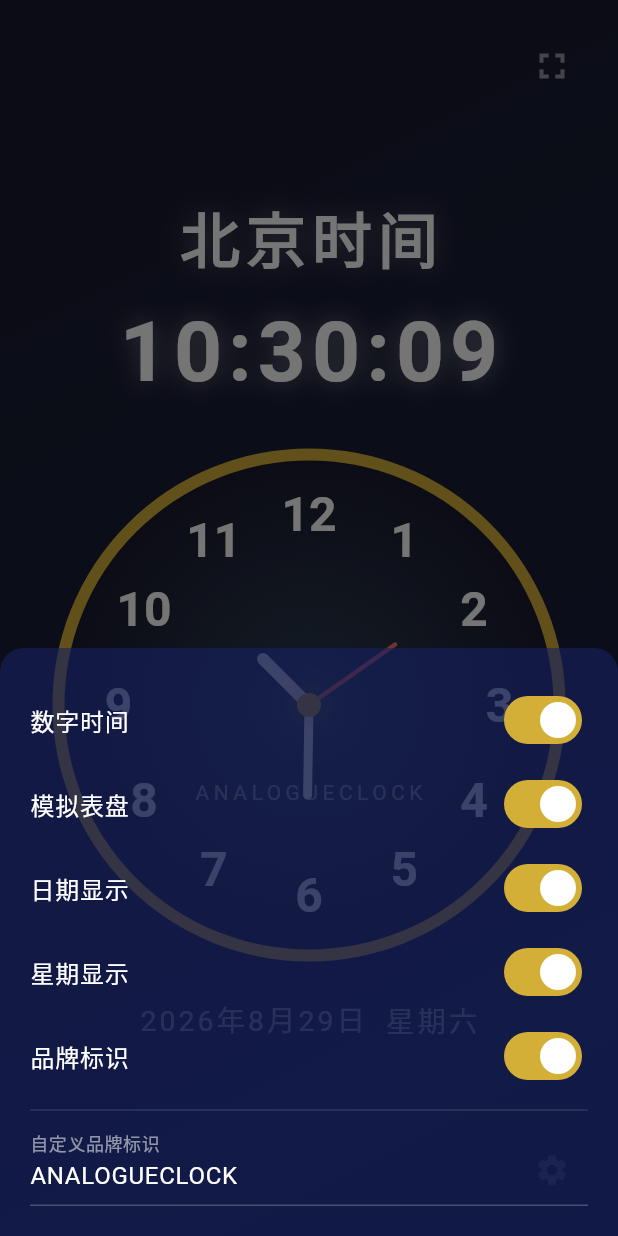
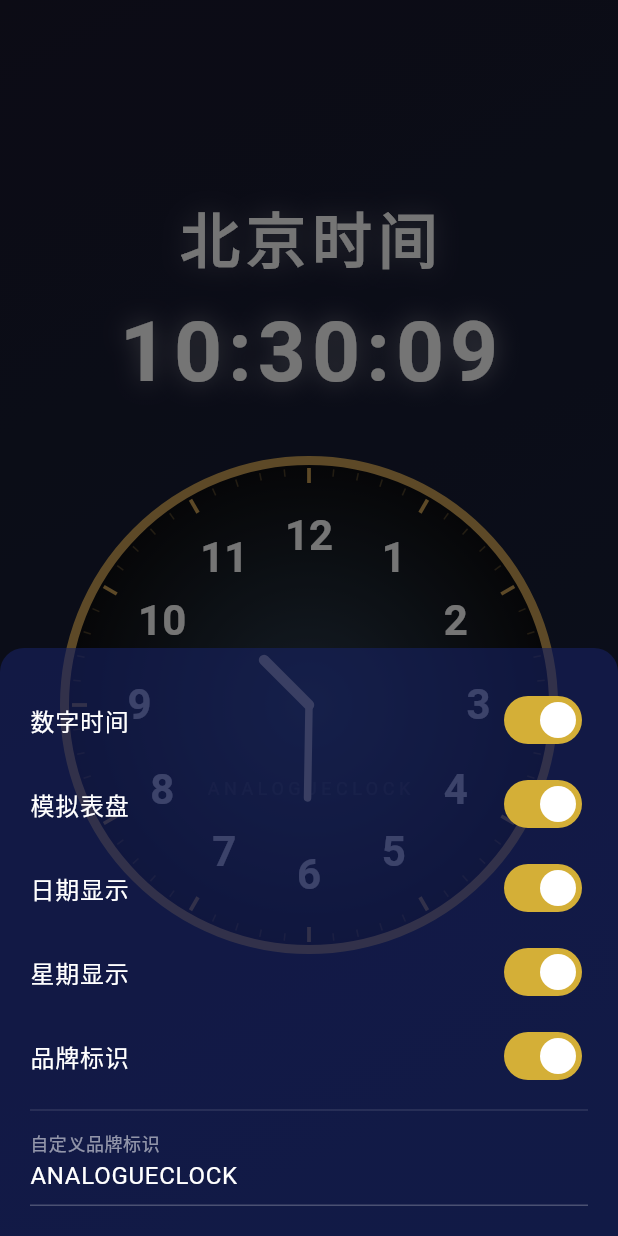
Before and after one commit to abai569/abaiclock, a Flutter app: the screen it shows after launch, after a tap on the "settings" icon, on a phone screen of 412 x 824 dp. Run offline on Flutter 3.47's test engine with Material 3 defaults, Android fonts, the phone set to English and light mode, and no system bars; statements that could not run were skipped.

Commit message:
sync clock face style from clock.html: 60 ticks, 6px border, thin second hand with tip dot

```diff
--- a/lib/main.dart
+++ b/lib/main.dart
@@ -163,18 +163,6 @@
                 ),
               ),
 
-              // 全屏按钮
-              Positioned(
-                top: 20,
-                right: 20,
-                child: IconButton(
-                  icon: const Icon(Icons.fullscreen, color: Colors.white54, size: 28),
-                  onPressed: () {
-                    SystemChrome.setEnabledSystemUIMode(SystemUiMode.immersiveSticky);
-                  },
-                ),
-              ),
-
               // 设置按钮
               Positioned(
                 bottom: 20,
@@ -276,22 +264,47 @@
   @override
   void paint(Canvas canvas, Size size) {
     final center = Offset(size.width / 2, size.height / 2);
-    final radius = size.width / 2 - 8;
+    final radius = size.width / 2 - 12;
 
     // 绘制表盘背景
     final bgPaint = Paint()
       ..shader = RadialGradient(
         center: Alignment.center,
-        colors: [const Color(0xFF2c3e50), const Color(0xFF1a1a2e)],
+        colors: [const Color(0xFF2c3e50), const Color(0xFF0d0d10)],
       ).createShader(Rect.fromCircle(center: center, radius: radius));
     canvas.drawCircle(center, radius, bgPaint);
 
-    // 绘制金色边框
+    // 绘制金色边框 (6px)
     final borderPaint = Paint()
-      ..color = const Color(0xFFd4af37)
+      ..color = const Color(0xFFcaa055)
       ..style = PaintingStyle.stroke
-      ..strokeWidth = 8;
+      ..strokeWidth = 6;
     canvas.drawCircle(center, radius, borderPaint);
+
+    // 绘制60个刻度线
+    for (int i = 0; i < 60; i++) {
+      final angle = i * 6 * pi / 180;
+      final isMajor = i % 5 == 0;
+
+      final tickPaint = Paint()
+        ..color = isMajor ? const Color(0xFFcaa055) : const Color(0x55caa055)
+        ..strokeWidth = isMajor ? 2.5 : 1
+        ..style = PaintingStyle.stroke;
+
+      final innerRadius = radius - (isMajor ? 15 : 10);
+      final outerRadius = radius - 5;
+
+      final innerPoint = Offset(
+        center.dx + innerRadius * cos(angle - pi/2),
+        center.dy + innerRadius * sin(angle - pi/2),
+      );
+      final outerPoint = Offset(
+        center.dx + outerRadius * cos(angle - pi/2),
+        center.dy + outerRadius * sin(angle - pi/2),
+      );
+
+      canvas.drawLine(innerPoint, outerPoint, tickPaint);
+    }
 
     // 绘制数字
     final textPainter = TextPainter(
@@ -300,14 +313,14 @@
     );
     for (int i = 1; i <= 12; i++) {
       final angle = (i * 30 - 90) * pi / 180;
-      final x = center.dx + (radius - 40) * cos(angle);
-      final y = center.dy + (radius - 40) * sin(angle);
+      final x = center.dx + (radius - 50) * cos(angle);
+      final y = center.dy + (radius - 50) * sin(angle);
 
       textPainter.text = TextSpan(
         text: '$i',
         style: const TextStyle(
           color: Colors.white,
-          fontSize: 32,
+          fontSize: 28,
           fontWeight: FontWeight.bold,
         ),
       );
@@ -320,8 +333,8 @@
       textPainter.text = TextSpan(
         text: brandText.toUpperCase(),
         style: const TextStyle(
-          color: Color(0x88FFFFFF),
-          fontSize: 14,
+          color: Color(0x20FFFFFF),
+          fontSize: 12,
           letterSpacing: 3,
         ),
       );
@@ -332,28 +345,26 @@
     final hour = now.hour % 12;
     final minute = now.minute;
     final second = now.second;
-    final millisecond = now.millisecond;
+    final millisecond = now.getMillisecondsSinceEpoch() % 1000;
 
-    // 时针
+    // 时针 (粗圆角)
     final hourAngle = (hour * 30 + minute * 0.5) * pi / 180;
-    _drawHand(canvas, center, radius * 0.26, hourAngle, 8, Colors.white);
+    _drawHand(canvas, center, radius * 0.26, hourAngle, 7, const Color(0xFFf1ebd9));
 
     // 分针
     final minuteAngle = (minute * 6 + second * 0.1) * pi / 180;
-    _drawHand(canvas, center, radius * 0.36, minuteAngle, 6, Colors.white);
+    _drawHand(canvas, center, radius * 0.38, minuteAngle, 5, const Color(0xFFf1ebd9));
 
-    // 秒针
+    // 秒针 (细长，末端有圆点)
     final secondAngle = (second * 6 + millisecond * 0.006) * pi / 180;
-    _drawHand(canvas, center, radius * 0.42, secondAngle, 3, const Color(0xFFff6b6b));
+    _drawSecondHand(canvas, center, radius * 0.52, secondAngle);
 
-    // 中心点
-    final centerDotPaint = Paint()..color = const Color(0xFFd4af37);
-    canvas.drawCircle(center, 8, centerDotPaint);
+    // 中心铆钉 (金色圆环)
+    final centerOuterPaint = Paint()..color = const Color(0xFFcaa055);
+    canvas.drawCircle(center, 7.5, centerOuterPaint);
 
-    final centerDotGlow = Paint()
-      ..color = const Color(0x44d4af37)
-      ..maskFilter = const MaskFilter.blur(BlurStyle.normal, 8);
-    canvas.drawCircle(center, 12, centerDotGlow);
+    final centerInnerPaint = Paint()..color = const Color(0xFF0d0d10);
+    canvas.drawCircle(center, 2.5, centerInnerPaint);
   }
 
   void _drawHand(Canvas canvas, Offset center, double length, double angle, double width, Color color) {
@@ -371,6 +382,25 @@
     canvas.drawLine(center, endPoint, paint);
   }
 
+  void _drawSecondHand(Canvas canvas, Offset center, double length, double angle) {
+    final paint = Paint()
+      ..color = const Color(0xFFe0524c)
+      ..strokeWidth = 1
+      ..strokeCap = StrokeCap.round
+      ..style = PaintingStyle.stroke;
+
+    final endPoint = Offset(
+      center.dx + length * sin(angle),
+      center.dy - length * cos(angle),
+    );
+
+    canvas.drawLine(center, endPoint, paint);
+
+    // 末端红色圆点
+    final dotPaint = Paint()..color = const Color(0xFFe0524c);
+    canvas.drawCircle(endPoint, 4.5, dotPaint);
+  }
+
   @override
   bool shouldRepaint(covariant AnalogClockPainter oldDelegate) {
     return now.millisecond != oldDelegate.now.millisecond ||
```
